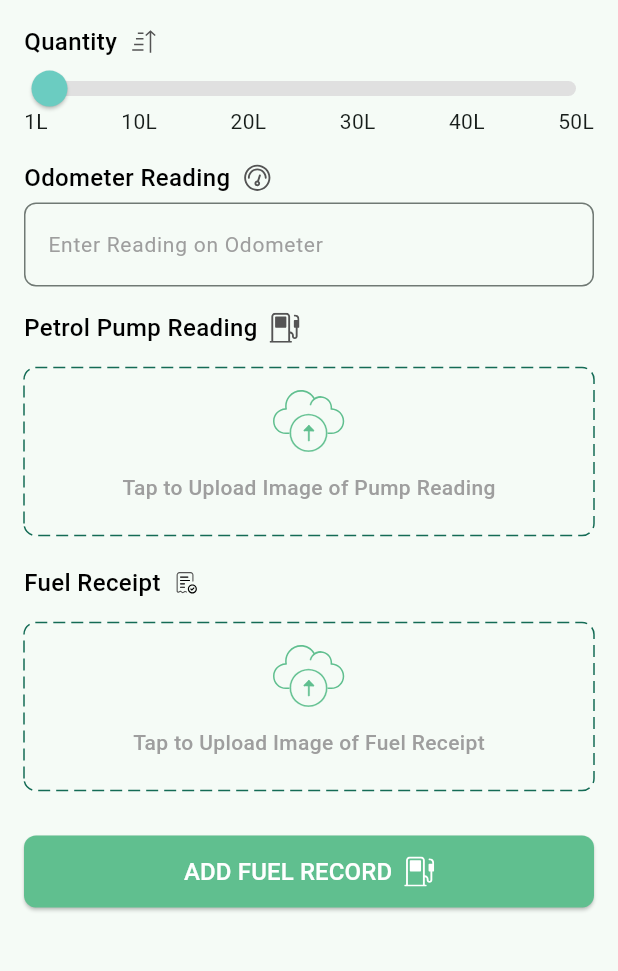
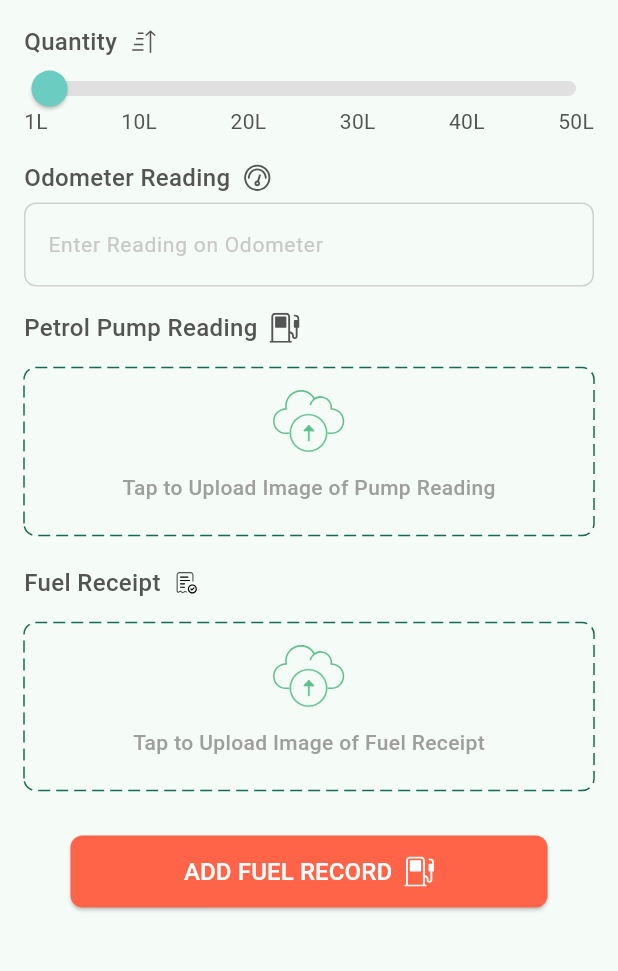
Before and after one commit to webstudioflutter/sms-driver, a Flutter app: the FuelTrackingMain screen opened directly, on a phone screen of 412 x 824 dp, the part 173-1144 px from its top. Run offline on Flutter 3.47's test engine with Material 3 defaults, Android fonts, the phone set to English and light mode, and no system bars; drawn by our look-alikes of dotted_border; our stand-ins replace flutter_map, flutter_svg, image_picker, latlong2; network calls fail.

Commit message:
update ui

```diff
--- a/lib/screen/dashboard/home_drawer.dart
+++ b/lib/screen/dashboard/home_drawer.dart
@@ -81,6 +81,7 @@ class _HomePageDrawerState extends State<HomePageDrawer> {
                   style: TextStyle(
                     fontSize: 15,
                     color: Colors.white,
+                    fontWeight: FontWeight.w500,
                   ),
                 ),
                 Text(
@@ -88,6 +89,7 @@ class _HomePageDrawerState extends State<HomePageDrawer> {
                   style: TextStyle(
                     fontSize: 13,
                     color: Colors.white,
+                    fontWeight: FontWeight.w400,
                   ),
                 ),
               ],
@@ -121,6 +123,8 @@ class _HomePageDrawerState extends State<HomePageDrawer> {
                 'Logout',
                 style: TextStyle(
                   color: Color(0xfff24b3f),
+                  fontSize: 16,
+                  fontWeight: FontWeight.w500,
                 ),
               ),
             ],
--- a/lib/screen/fuel/fuel_tracking.dart
+++ b/lib/screen/fuel/fuel_tracking.dart
@@ -31,9 +31,10 @@ class _FuelTrackingMainState extends State<FuelTrackingMain> {
                   const Text(
                     'Quantity',
                     style: TextStyle(
-                        color: Colors.black,
+                      color: Color(0xff545454),
                       fontSize: 16,
-                        fontWeight: FontWeight.w500),
+                      fontWeight: FontWeight.w500,
+                    ),
                   ),
                   const SizedBox(width: 8),
                   SvgPicture.asset('assets/svg_images/quantity_fuel.svg',
@@ -74,12 +75,30 @@ class _FuelTrackingMainState extends State<FuelTrackingMain> {
               const Row(
                 mainAxisAlignment: MainAxisAlignment.spaceBetween,
                 children: [
-                  Text('1L'),
-                  Text('10L'),
-                  Text('20L'),
-                  Text('30L'),
-                  Text('40L'),
-                  Text('50L'),
+                  Text(
+                    '1L',
+                    style: TextStyle(color: Color(0xff545454)),
+                  ),
+                  Text(
+                    '10L',
+                    style: TextStyle(color: Color(0xff545454)),
+                  ),
+                  Text(
+                    '20L',
+                    style: TextStyle(color: Color(0xff545454)),
+                  ),
+                  Text(
+                    '30L',
+                    style: TextStyle(color: Color(0xff545454)),
+                  ),
+                  Text(
+                    '40L',
+                    style: TextStyle(color: Color(0xff545454)),
+                  ),
+                  Text(
+                    '50L',
+                    style: TextStyle(color: Color(0xff545454)),
+                  ),
                 ],
               ),
               const SizedBox(height: 16),
@@ -88,7 +107,7 @@ class _FuelTrackingMainState extends State<FuelTrackingMain> {
                   const Text(
                     'Odometer Reading',
                     style: TextStyle(
-                        color: Colors.black,
+                        color: Color(0xff545454),
                         fontSize: 16,
                         fontWeight: FontWeight.w500),
                   ),
@@ -103,10 +122,19 @@ class _FuelTrackingMainState extends State<FuelTrackingMain> {
                   hintText: 'Enter Reading on Odometer',
                   hintStyle: const TextStyle(
                     fontSize: 14,
-                    color: Colors.grey,
+                    color: Color(0xffc8c8c8),
                   ),
                   border: OutlineInputBorder(
                     borderRadius: BorderRadius.circular(8),
+                    borderSide: BorderSide(
+                      color: Color(0xffd1d1d1),
+                    ),
+                  ),
+                  enabledBorder: OutlineInputBorder(
+                    borderRadius: BorderRadius.circular(8),
+                    borderSide: BorderSide(
+                      color: Color(0xffd1d1d1),
+                    ),
                   ),
                 ),
               ),
@@ -116,9 +144,10 @@ class _FuelTrackingMainState extends State<FuelTrackingMain> {
                   const Text(
                     'Petrol Pump Reading',
                     style: TextStyle(
-                        color: Colors.black,
+                      color: Color(0xff545454),
                       fontSize: 16,
-                        fontWeight: FontWeight.w500),
+                      fontWeight: FontWeight.w500,
+                    ),
                   ),
                   const SizedBox(width: 8),
                   SvgPicture.asset('assets/svg_images/fuel_reading.svg'),
@@ -135,7 +164,7 @@ class _FuelTrackingMainState extends State<FuelTrackingMain> {
                   const Text(
                     'Fuel Receipt',
                     style: TextStyle(
-                        color: Colors.black,
+                        color: Color(0xff545454),
                         fontSize: 16,
                         fontWeight: FontWeight.w500),
                   ),
@@ -149,10 +178,12 @@ class _FuelTrackingMainState extends State<FuelTrackingMain> {
                 Title: "Tap to Upload Image of Fuel Receipt",
               ),
               const SizedBox(height: 15),
-              ElevatedButton(
+              Padding(
+                padding: const EdgeInsets.symmetric(horizontal: 31.0),
+                child: ElevatedButton(
                   onPressed: () {},
                   style: ElevatedButton.styleFrom(
-                  backgroundColor: const Color(0xff60BF8F),
+                    backgroundColor: Color(0xffff6448),
                     shape: RoundedRectangleBorder(
                       borderRadius: BorderRadius.circular(8),
                     ),
@@ -166,12 +197,16 @@ class _FuelTrackingMainState extends State<FuelTrackingMain> {
                         style: TextStyle(
                           color: Colors.white,
                           fontSize: 16,
-                          fontWeight: FontWeight.w500),
+                          fontWeight: FontWeight.w500,
+                        ),
                       ),
                       const SizedBox(width: 8),
-                    SvgPicture.asset('assets/svg_images/fuel_reading.svg',
-                        color: Colors.white),
+                      SvgPicture.asset(
+                        'assets/svg_images/fuel_reading.svg',
+                        color: Colors.white,
+                      ),
                     ],
+                  ),
                 ),
               ),
             ],
```
Also changed, not shown: lib/screen/bill/bill_method.dart (+29 -5 lines), lib/screen/bill/history_method.dart (+29 -11 lines), lib/screen/dashboard/attendance/attendance.dart (+64 -26 lines), lib/screen/dashboard/report-issue/report_issue.dart (+19 -15 lines), lib/screen/dashboard/student-list/student_list.dart (+5 -4 lines), lib/screen/servicing/servicing_main.dart (+18 -11 lines). Lines whose indentation alone changed are shown as unchanged.
